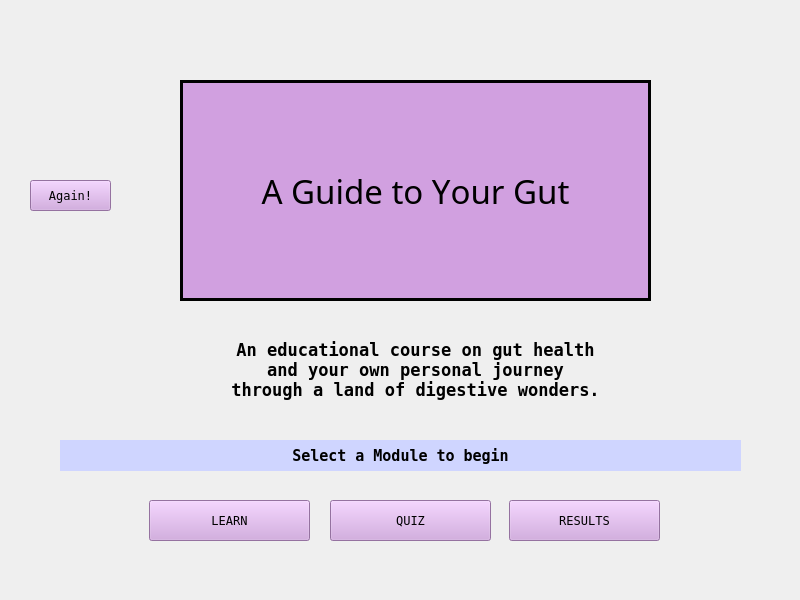
This is A8EduApp/startwidget.ui in University-of-Utah-CS3505/a9-edu-app-f24-00Calvin00 as Qt 5 draws it before an edit. The edited form follows.
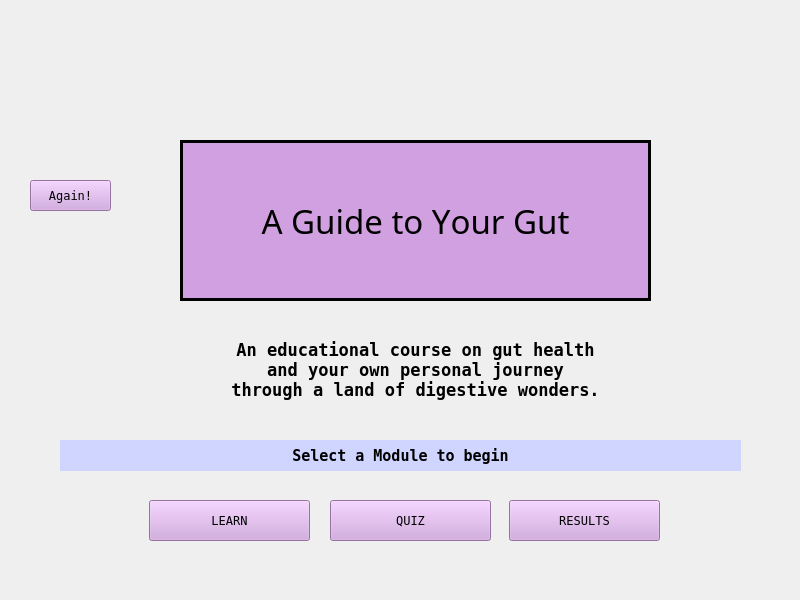
This is the edited form. Custom widgets are drawn as their Qt base class.

Patch:
```diff
--- a/A8EduApp/startwidget.ui
+++ b/A8EduApp/startwidget.ui
@@ -72,9 +72,9 @@
     <property name="geometry">
      <rect>
       <x>180</x>
-      <y>80</y>
+      <y>140</y>
       <width>471</width>
-      <height>221</height>
+      <height>161</height>
      </rect>
     </property>
     <property name="font">
```
Left out of the diff: 1 changed line with no effect on the pictures.
